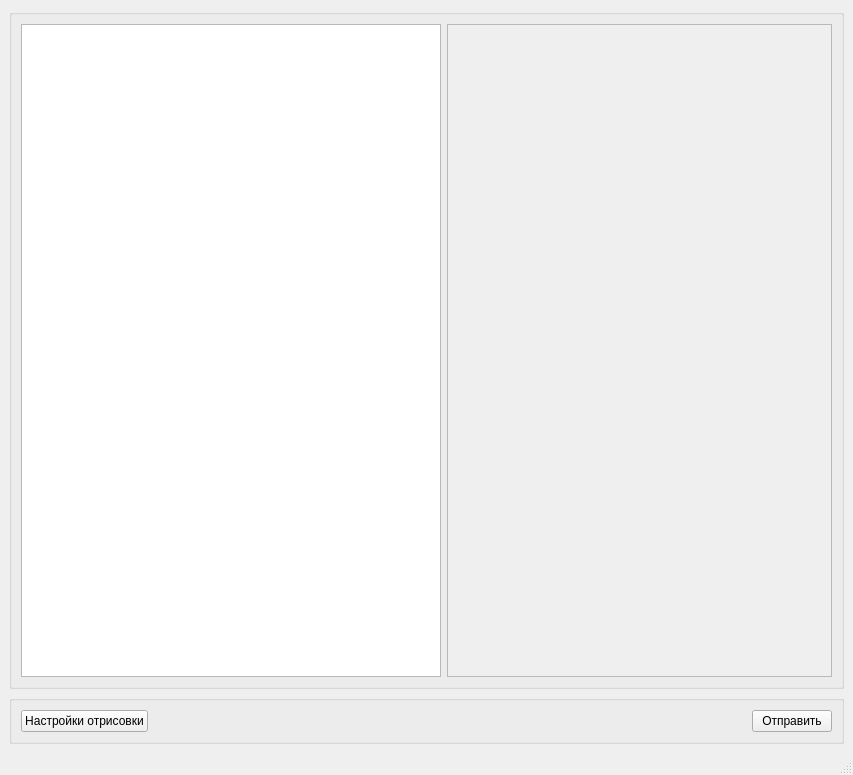
Qt form desktop_app/src/ui/skyblockseditor.ui (ApTyp5/skyBlocks) before a commit.
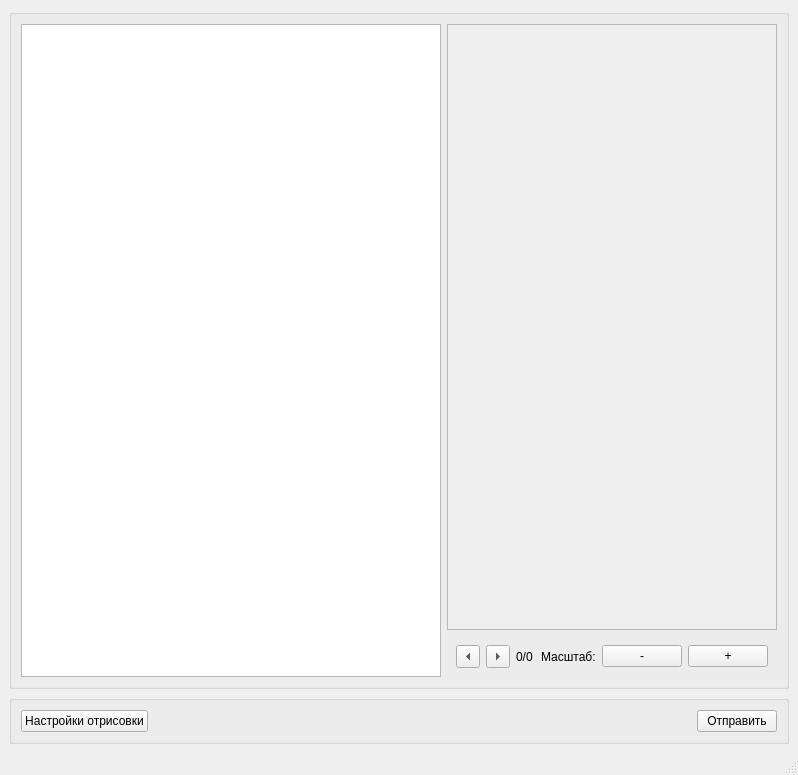
The same form after that commit.

Commit message: Add scale image function

```diff
--- a/desktop_app/src/ui/skyblockseditor.ui
+++ b/desktop_app/src/ui/skyblockseditor.ui
@@ -6,7 +6,7 @@
    <rect>
     <x>0</x>
     <y>0</y>
-    <width>853</width>
+    <width>798</width>
     <height>775</height>
    </rect>
   </property>
@@ -26,10 +26,16 @@
    <layout class="QVBoxLayout" name="verticalLayout">
     <item>
      <widget class="QGroupBox" name="editorBox">
+      <property name="sizePolicy">
+       <sizepolicy hsizetype="Expanding" vsizetype="Preferred">
+        <horstretch>0</horstretch>
+        <verstretch>0</verstretch>
+       </sizepolicy>
+      </property>
       <property name="title">
        <string/>
       </property>
-      <layout class="QHBoxLayout" name="horizontalLayout">
+      <layout class="QHBoxLayout" name="horizontalLayout_3">
        <item>
         <widget class="QTextEdit" name="codeEdit">
          <property name="sizePolicy">
@@ -67,6 +73,8 @@
         </widget>
        </item>
        <item>
+        <layout class="QVBoxLayout" name="imageLayout">
+         <item>
         <widget class="QScrollArea" name="scrollArea">
          <property name="sizePolicy">
           <sizepolicy hsizetype="Preferred" vsizetype="Expanding">
@@ -82,12 +90,117 @@
            <rect>
             <x>0</x>
             <y>0</y>
-            <width>383</width>
-            <height>592</height>
+              <width>335</width>
+              <height>557</height>
            </rect>
           </property>
          </widget>
         </widget>
+         </item>
+         <item>
+          <widget class="QWidget" name="imageButtonsWidget" native="true">
+           <layout class="QHBoxLayout" name="horizontalLayout">
+            <property name="sizeConstraint">
+             <enum>QLayout::SetMinimumSize</enum>
+            </property>
+            <item>
+             <widget class="QToolButton" name="prevPageButton">
+              <property name="text">
+               <string>...</string>
+              </property>
+              <property name="arrowType">
+               <enum>Qt::LeftArrow</enum>
+              </property>
+             </widget>
+            </item>
+            <item alignment="Qt::AlignLeft">
+             <widget class="QToolButton" name="nextPageButton">
+              <property name="text">
+               <string>...</string>
+              </property>
+              <property name="arrowType">
+               <enum>Qt::RightArrow</enum>
+              </property>
+             </widget>
+            </item>
+            <item>
+             <widget class="QLabel" name="pageLabel">
+              <property name="sizePolicy">
+               <sizepolicy hsizetype="Minimum" vsizetype="Minimum">
+                <horstretch>0</horstretch>
+                <verstretch>0</verstretch>
+               </sizepolicy>
+              </property>
+              <property name="text">
+               <string>0/0</string>
+              </property>
+              <property name="textFormat">
+               <enum>Qt::AutoText</enum>
+              </property>
+              <property name="scaledContents">
+               <bool>false</bool>
+              </property>
+              <property name="wordWrap">
+               <bool>false</bool>
+              </property>
+             </widget>
+            </item>
+            <item>
+             <spacer name="horizontalSpacer_2">
+              <property name="orientation">
+               <enum>Qt::Horizontal</enum>
+              </property>
+              <property name="sizeType">
+               <enum>QSizePolicy::Expanding</enum>
+              </property>
+              <property name="sizeHint" stdset="0">
+               <size>
+                <width>40</width>
+                <height>20</height>
+               </size>
+              </property>
+             </spacer>
+            </item>
+            <item>
+             <widget class="QLabel" name="scaleLabel">
+              <property name="layoutDirection">
+               <enum>Qt::RightToLeft</enum>
+              </property>
+              <property name="text">
+               <string>Масштаб:</string>
+              </property>
+             </widget>
+            </item>
+            <item alignment="Qt::AlignLeft">
+             <widget class="QPushButton" name="reduceScaleButton">
+              <property name="layoutDirection">
+               <enum>Qt::RightToLeft</enum>
+              </property>
+              <property name="text">
+               <string>-</string>
+              </property>
+             </widget>
+            </item>
+            <item alignment="Qt::AlignRight">
+             <widget class="QPushButton" name="increaseScaleButton">
+              <property name="layoutDirection">
+               <enum>Qt::RightToLeft</enum>
+              </property>
+              <property name="autoFillBackground">
+               <bool>false</bool>
+              </property>
+              <property name="text">
+               <string>+</string>
+              </property>
+              <property name="flat">
+               <bool>false</bool>
+              </property>
+             </widget>
+            </item>
+           </layout>
+          </widget>
+         </item>
+        </layout>
        </item>
       </layout>
      </widget>
```
Left out of the diff: 4 changed lines with no effect on the pictures. Lines whose indentation alone changed are shown as unchanged. The commit also changes 10 other files.
